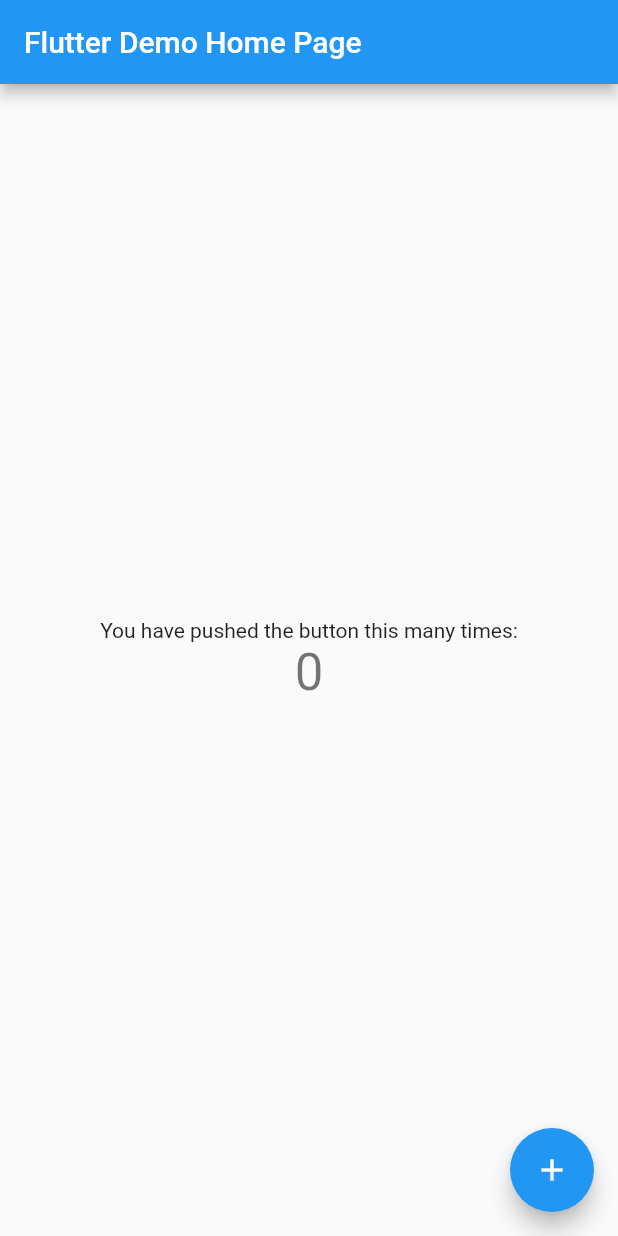
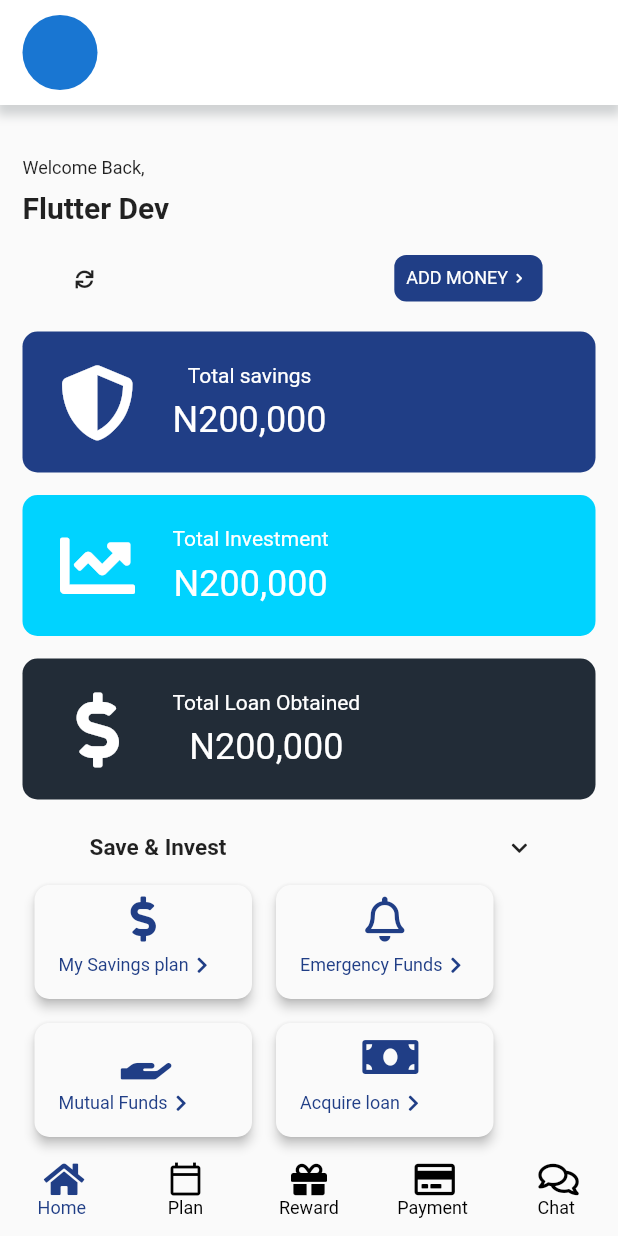
Before and after one commit to Odinachi/fortune, a Flutter app: the screen it shows after launch, on a phone screen of 412 x 824 dp. Run offline on Flutter 3.47's test engine with Material 2 defaults, Android fonts, the phone set to English and light mode, and no system bars; our stand-ins replace font_awesome_flutter.

Commit message:
Home Screen initial

```diff
--- /dev/null
+++ b/lib/custom_widgets/big_home_card.dart
@@ -0,0 +1,57 @@
+import 'package:flutter/material.dart';
+
+class HomeScreenLargeCard extends StatelessWidget {
+  final String amount;
+  final String title;
+  final Color color;
+  final IconData icon;
+
+  HomeScreenLargeCard(
+      {required this.title,
+      required this.icon,
+      required this.color,
+      required this.amount});
+  @override
+  Widget build(BuildContext context) {
+    return Padding(
+      padding: const EdgeInsets.only(bottom: 15.0),
+      child: Container(
+        decoration: BoxDecoration(
+          color: color,
+          borderRadius: BorderRadius.circular(10),
+        ),
+        child: Row(
+          children: [
+            Container(
+              width: 100,
+              child: Padding(
+                padding: const EdgeInsets.all(22.0),
+                child: Icon(
+                  icon,
+                  color: Colors.white,
+                  size: 50,
+                ),
+              ),
+            ),
+            Column(
+              mainAxisAlignment: MainAxisAlignment.start,
+              children: [
+                Padding(
+                  padding: const EdgeInsets.only(bottom: 8.0),
+                  child: Text(
+                    title,
+                    style: TextStyle(color: Colors.white, fontSize: 14),
+                  ),
+                ),
+                Text(
+                  amount,
+                  style: TextStyle(color: Colors.white, fontSize: 24),
+                ),
+              ],
+            )
+          ],
+        ),
+      ),
+    );
+  }
+}
--- /dev/null
+++ b/lib/custom_widgets/bottom_drawer.dart
@@ -0,0 +1,115 @@
+import 'package:flutter/material.dart';
+import 'package:font_awesome_flutter/font_awesome_flutter.dart';
+import 'package:fortune/state_management/drawer_state_manager.dart';
+import 'package:provider/provider.dart';
+
+class BottomDrawer extends StatelessWidget {
+  @override
+  Widget build(BuildContext context) {
+    int index = Provider.of<DrawerState>(context).currentIndex;
+
+    return Container(
+      decoration: BoxDecoration(
+        borderRadius: BorderRadius.only(
+          topLeft: Radius.circular(10),
+          topRight: Radius.circular(10),
+        ),
+      ),
+      height: 50,
+      child: Row(
+        children: [
+          Expanded(
+            child: GestureDetector(
+              onTap: () =>
+                  Provider.of<DrawerState>(context, listen: false).setIndex(0),
+              child: Column(
+                children: [
+                  Icon(FontAwesomeIcons.home,
+                      color: index == 0 ? Color(0xff203E86) : Colors.black),
+                  Text(
+                    'Home',
+                    style: TextStyle(
+                        fontSize: 12,
+                        color: index == 0 ? Color(0xff203E86) : Colors.black),
+                  ),
+                ],
+              ),
+            ),
+          ),
+          Expanded(
+            child: GestureDetector(
+              onTap: () =>
+                  Provider.of<DrawerState>(context, listen: false).setIndex(1),
+              child: Column(
+                children: [
+                  Icon(Icons.calendar_today_outlined,
+                      color: index == 1 ? Color(0xff203E86) : Colors.black),
+                  Text(
+                    'Plan',
+                    style: TextStyle(
+                        fontSize: 12,
+                        color: index == 1 ? Color(0xff203E86) : Colors.black),
+                  ),
+                ],
+              ),
+            ),
+          ),
+          Expanded(
+            child: GestureDetector(
+              onTap: () =>
+                  Provider.of<DrawerState>(context, listen: false).setIndex(2),
+              child: Column(
+                children: [
+                  Icon(FontAwesomeIcons.gift,
+                      color: index == 2 ? Color(0xff203E86) : Colors.black),
+                  Text(
+                    'Reward',
+                    style: TextStyle(
+                        fontSize: 12,
+                        color: index == 2 ? Color(0xff203E86) : Colors.black),
+                  ),
+                ],
+              ),
+            ),
+          ),
+          Expanded(
+            child: GestureDetector(
+              onTap: () =>
+                  Provider.of<DrawerState>(context, listen: false).setIndex(3),
+              child: Column(
+                children: [
+                  Icon(FontAwesomeIcons.creditCard,
+                      color: index == 3 ? Color(0xff203E86) : Colors.black),
+                  Text(
+                    'Payment',
+                    style: TextStyle(
+                        fontSize: 12,
+                        color: index == 3 ? Color(0xff203E86) : Colors.black),
+                  ),
+                ],
+              ),
+            ),
+          ),
+          Expanded(
+            child: GestureDetector(
+              onTap: () =>
+                  Provider.of<DrawerState>(context, listen: false).setIndex(4),
+              child: Column(
+                children: [
+                  Icon(FontAwesomeIcons.comments,
+                      color: index == 4 ? Color(0xff203E86) : Colors.black),
+                  Text(
+                    'Chat',
+                    style: TextStyle(
+                        fontSize: 12,
+                        color: index == 4 ? Color(0xff203E86) : Colors.black),
+                  ),
+                ],
+              ),
+            ),
+          ),
+        ],
+      ),
+    );
+  }
+}
--- /dev/null
+++ b/lib/custom_widgets/custom_button.dart
@@ -0,0 +1,35 @@
+import 'package:flutter/material.dart';
+import 'package:font_awesome_flutter/font_awesome_flutter.dart';
+
+class CustomButton extends StatelessWidget {
+  final String buttonName;
+  CustomButton({required this.buttonName});
+  @override
+  Widget build(BuildContext context) {
+    return Container(
+      decoration: BoxDecoration(
+        color: Color(0xff203E86),
+        borderRadius: BorderRadius.circular(8),
+      ),
+      child: Padding(
+        padding: const EdgeInsets.all(8.0),
+        child: Row(
+          children: [
+            Text(
+              buttonName,
+              style: TextStyle(color: Colors.white, fontSize: 12),
+            ),
+            Padding(
+              padding: const EdgeInsets.all(4.0),
+              child: Icon(
+                FontAwesomeIcons.chevronRight,
+                color: Colors.white,
+                size: 7,
+              ),
+            )
+          ],
+        ),
+      ),
+    );
+  }
+}
--- /dev/null
+++ b/lib/custom_widgets/home_divider.dart
@@ -0,0 +1,30 @@
+import 'package:flutter/material.dart';
+import 'package:font_awesome_flutter/font_awesome_flutter.dart';
+
+class HomeScreenDivider extends StatelessWidget {
+  final String text;
+  HomeScreenDivider({required this.text});
+
+  @override
+  Widget build(BuildContext context) {
+    return Padding(
+      padding: const EdgeInsets.only(top: 8.0, bottom: 8.0),
+      child: Row(
+        mainAxisAlignment: MainAxisAlignment.spaceEvenly,
+        children: [
+          Text(
+            text,
+            style: TextStyle(fontSize: 15, fontWeight: FontWeight.bold),
+          ),
+          SizedBox(
+            width: 100,
+          ),
+          Icon(
+            FontAwesomeIcons.chevronDown,
+            size: 12,
+          )
+        ],
+      ),
+    );
+  }
+}
--- /dev/null
+++ b/lib/custom_widgets/small_home_card.dart
@@ -0,0 +1,57 @@
+import 'package:flutter/material.dart';
+import 'package:font_awesome_flutter/font_awesome_flutter.dart';
+
+class HomeScreenSmallCard extends StatelessWidget {
+  final IconData icon;
+  final String itemName;
+  HomeScreenSmallCard({required this.icon, required this.itemName});
+
+  @override
+  Widget build(BuildContext context) {
+    return Padding(
+      padding: const EdgeInsets.all(8.0),
+      child: Container(
+        width: 145,
+        child: Material(
+          elevation: 3,
+          borderRadius: BorderRadius.circular(10),
+          child: Padding(
+            padding: const EdgeInsets.all(8.0),
+            child: Column(
+              crossAxisAlignment: CrossAxisAlignment.center,
+              children: [
+                Icon(
+                  icon,
+                  size: 30,
+                  color: Color(0xff203E86),
+                ),
+                Padding(
+                  padding: const EdgeInsets.all(8.0),
+                  child: Row(
+                    children: [
+                      Text(
+                        itemName,
+                        style: TextStyle(
+                          fontSize: 12,
+                          color: Color(0xff203E86),
+                        ),
+                      ),
+                      SizedBox(
+                        width: 3,
+                      ),
+                      Icon(
+                        FontAwesomeIcons.chevronRight,
+                        size: 12,
+                        color: Color(0xff203E86),
+                      ),
+                    ],
+                  ),
+                )
+              ],
+            ),
+          ),
+        ),
+      ),
+    );
+  }
+}
--- a/lib/main.dart
+++ b/lib/main.dart
@@ -1,113 +1,49 @@
 import 'package:flutter/material.dart';
+import 'package:fortune/custom_widgets/bottom_drawer.dart';
+import 'package:fortune/screens/chat_screen.dart';
+import 'package:fortune/screens/home_Screen.dart';
+import 'package:fortune/screens/payment_screen.dart';
+import 'package:fortune/screens/plan_screen.dart';
+import 'package:fortune/screens/reward_screen.dart';
+import 'package:fortune/state_management/drawer_state_manager.dart';
+import 'package:provider/provider.dart';
 
 void main() {
-  runApp(MyApp());
+  Provider.debugCheckInvalidValueType = null;
+  runApp(
+    MultiProvider(
+      providers: [
+        ChangeNotifierProvider<DrawerState>(
+          create: (_) => DrawerState(),
+        ),
+      ],
+      child: MyApp(),
+    ),
+  );
 }
 
 class MyApp extends StatelessWidget {
-  // This widget is the root of your application.
-  @override
-  Widget build(BuildContext context) {
-    return MaterialApp(
-      title: 'Flutter Demo',
-      theme: ThemeData(
-        // This is the theme of your application.
-        //
-        // Try running your application with "flutter run". You'll see the
-        // application has a blue toolbar. Then, without quitting the app, try
-        // changing the primarySwatch below to Colors.green and then invoke
-        // "hot reload" (press "r" in the console where you ran "flutter run",
-        // or simply save your changes to "hot reload" in a Flutter IDE).
-        // Notice that the counter didn't reset back to zero; the application
-        // is not restarted.
-        primarySwatch: Colors.blue,
-      ),
-      home: MyHomePage(title: 'Flutter Demo Home Page'),
-    );
-  }
-}
-
-class MyHomePage extends StatefulWidget {
-  MyHomePage({Key? key, required this.title}) : super(key: key);
-
-  // This widget is the home page of your application. It is stateful, meaning
-  // that it has a State object (defined below) that contains fields that affect
-  // how it looks.
-
-  // This class is the configuration for the state. It holds the values (in this
-  // case the title) provided by the parent (in this case the App widget) and
-  // used by the build method of the State. Fields in a Widget subclass are
-  // always marked "final".
-
-  final String title;
-
-  @override
-  _MyHomePageState createState() => _MyHomePageState();
-}
-
-class _MyHomePageState extends State<MyHomePage> {
-  int _counter = 0;
-
-  void _incrementCounter() {
-    setState(() {
-      // This call to setState tells the Flutter framework that something has
-      // changed in this State, which causes it to rerun the build method below
-      // so that the display can reflect the updated values. If we changed
-      // _counter without calling setState(), then the build method would not be
-      // called again, and so nothing would appear to happen.
-      _counter++;
-    });
+  Widget getDrawerPage(int index) {
+    if (index == 1) {
+      return PlanScreen();
+    } else if (index == 2) {
+      return RewardScreen();
+    } else if (index == 3) {
+      return PaymentScreen();
+    } else if (index == 4) {
+      return ChatScreen();
+    } else {
+      return HomeScreen();
+    }
   }
 
   @override
   Widget build(BuildContext context) {
-    // This method is rerun every time setState is called, for instance as done
-    // by the _incrementCounter method above.
-    //
-    // The Flutter framework has been optimized to make rerunning build methods
-    // fast, so that you can just rebuild anything that needs updating rather
-    // than having to individually change instances of widgets.
-    return Scaffold(
-      appBar: AppBar(
-        // Here we take the value from the MyHomePage object that was created by
-        // the App.build method, and use it to set our appbar title.
-        title: Text(widget.title),
+    return MaterialApp(
+      home: Scaffold(
+        bottomNavigationBar: BottomDrawer(),
+        body: getDrawerPage(Provider.of<DrawerState>(context).currentIndex),
       ),
-      body: Center(
-        // Center is a layout widget. It takes a single child and positions it
-        // in the middle of the parent.
-        child: Column(
-          // Column is also a layout widget. It takes a list of children and
-          // arranges them vertically. By default, it sizes itself to fit its
-          // children horizontally, and tries to be as tall as its parent.
-          //
-          // Invoke "debug painting" (press "p" in the console, choose the
-          // "Toggle Debug Paint" action from the Flutter Inspector in Android
-          // Studio, or the "Toggle Debug Paint" command in Visual Studio Code)
-          // to see the wireframe for each widget.
-          //
-          // Column has various properties to control how it sizes itself and
-          // how it positions its children. Here we use mainAxisAlignment to
-          // center the children vertically; the main axis here is the vertical
-          // axis because Columns are vertical (the cross axis would be
-          // horizontal).
-          mainAxisAlignment: MainAxisAlignment.center,
-          children: <Widget>[
-            Text(
-              'You have pushed the button this many times:',
-            ),
-            Text(
-              '$_counter',
-              style: Theme.of(context).textTheme.headline4,
-            ),
-          ],
-        ),
-      ),
-      floatingActionButton: FloatingActionButton(
-        onPressed: _incrementCounter,
-        tooltip: 'Increment',
-        child: Icon(Icons.add),
-      ), // This trailing comma makes auto-formatting nicer for build methods.
     );
   }
 }
--- /dev/null
+++ b/lib/screens/chat_screen.dart
@@ -0,0 +1,12 @@
+import 'package:flutter/material.dart';
+
+class ChatScreen extends StatelessWidget {
+  @override
+  Widget build(BuildContext context) {
+    return Center(
+      child: Container(
+        child: Text('chat screen'),
+      ),
+    );
+  }
+}
--- /dev/null
+++ b/lib/screens/home_Screen.dart
@@ -0,0 +1,181 @@
+import 'package:flutter/material.dart';
+import 'package:font_awesome_flutter/font_awesome_flutter.dart';
+import 'package:fortune/custom_widgets/big_home_card.dart';
+import 'package:fortune/custom_widgets/custom_button.dart';
+import 'package:fortune/custom_widgets/home_divider.dart';
+import 'package:fortune/custom_widgets/small_home_card.dart';
+
+class HomeScreen extends StatelessWidget {
+  @override
+  Widget build(BuildContext context) {
+    return SafeArea(
+      child: Stack(
+        children: [
+          Positioned(
+            child: SingleChildScrollView(
+              child: Padding(
+                padding: const EdgeInsets.all(15.0),
+                child: Column(
+                  crossAxisAlignment: CrossAxisAlignment.start,
+                  children: [
+                    Container(
+                      height: 90,
+                    ),
+                    Text(
+                      'Welcome Back,',
+                      style: TextStyle(fontSize: 12),
+                    ),
+                    SizedBox(
+                      height: 8,
+                    ),
+                    Text(
+                      'Flutter Dev',
+                      style:
+                          TextStyle(fontSize: 20, fontWeight: FontWeight.bold),
+                    ),
+                    SizedBox(
+                      height: 20,
+                    ),
+                    Row(
+                      mainAxisAlignment: MainAxisAlignment.spaceEvenly,
+                      children: [
+                        Icon(
+                          FontAwesomeIcons.sync,
+                          size: 12,
+                        ),
+                        SizedBox(
+                          width: 130,
+                        ),
+                        CustomButton(
+                          buttonName: 'ADD MONEY',
+                        ),
+                      ],
+                    ),
+                    SizedBox(
+                      height: 20,
+                    ),
+                    HomeScreenLargeCard(
+                      amount: 'N200,000',
+                      color: Color(0xff203E86),
+                      icon: FontAwesomeIcons.shieldAlt,
+                      title: 'Total savings',
+                    ),
+                    HomeScreenLargeCard(
+                      amount: 'N200,000',
+                      color: Color(0xff00D3FF),
+                      icon: FontAwesomeIcons.chartLine,
+                      title: 'Total Investment',
+                    ),
+                    HomeScreenLargeCard(
+                      amount: 'N200,000',
+                      color: Color(0xff222C37),
+                      icon: FontAwesomeIcons.dollarSign,
+                      title: 'Total Loan Obtained',
+                    ),
+                    HomeScreenDivider(
+                      text: 'Save & Invest',
+                    ),
+                    Row(
+                      children: [
+                        HomeScreenSmallCard(
+                          icon: FontAwesomeIcons.dollarSign,
+                          itemName: 'My Savings plan',
+                        ),
+                        HomeScreenSmallCard(
+                          icon: FontAwesomeIcons.bell,
+                          itemName: 'Emergency Funds',
+                        ),
+                      ],
+                    ),
+                    Row(
+                      children: [
+                        HomeScreenSmallCard(
+                          icon: FontAwesomeIcons.handHolding,
+                          itemName: 'Mutual Funds',
+                        ),
+                        HomeScreenSmallCard(
+                          icon: FontAwesomeIcons.moneyBill,
+                          itemName: 'Acquire loan',
+                        ),
+                      ],
+                    ),
+                    HomeScreenDivider(text: 'Refer'),
+                    Padding(
+                      padding: const EdgeInsets.only(bottom: 8.0, top: 8),
+                      child: Container(
+                        decoration: BoxDecoration(
+                          color: Color(0xff203E86),
+                          borderRadius: BorderRadius.circular(10),
+                        ),
+                        child: Padding(
+                          padding: const EdgeInsets.all(15.0),
+                          child: Column(
+                            crossAxisAlignment: CrossAxisAlignment.start,
+                            children: [
+                              Padding(
+                                padding: const EdgeInsets.only(bottom: 8.0),
+                                child: Icon(
+                                  FontAwesomeIcons.gift,
+                                  color: Colors.white,
+                                ),
+                              ),
+                              Padding(
+                                padding: const EdgeInsets.only(bottom: 6.0),
+                                child: Text(
+                                  'Get Free N250',
+                                  style: TextStyle(
+                                      fontSize: 16,
+                                      fontWeight: FontWeight.bold,
+                                      color: Colors.white),
+                                ),
+                              ),
+                              Text(
+                                'Refer and get paid for every friend you refer,signs up and saves using fortune.',
+                                style: TextStyle(
+                                  fontSize: 14,
+                                  color: Colors.white,
+                                ),
+                              )
+                            ],
+                          ),
+                        ),
+                      ),
+                    ),
+                    HomeScreenDivider(text: 'To-Do List'),
+                  ],
+                ),
+              ),
+            ),
+          ),
+          Align(
+            alignment: Alignment.topCenter,
+            child: Padding(
+              padding: const EdgeInsets.only(bottom: 15.0),
+              child: Container(
+                height: 70,
+                decoration: BoxDecoration(color: Colors.white, boxShadow: [
+                  BoxShadow(
+                    blurRadius: 5,
+                    spreadRadius: 2,
+                    offset: Offset(0, 5),
+                    color: Colors.blueGrey.shade900.withOpacity(0.2),
+                  )
+                ]),
+                child: Padding(
+                  padding: const EdgeInsets.only(left: 15.0),
+                  child: Row(
+                    children: [
+                      CircleAvatar(
+                        radius: 25,
+                      ),
+                    ],
+                  ),
+                ),
+              ),
+            ),
+          ),
+        ],
+      ),
+    );
+  }
+}
--- /dev/null
+++ b/lib/screens/payment_screen.dart
@@ -0,0 +1,12 @@
+import 'package:flutter/material.dart';
+
+class PaymentScreen extends StatelessWidget {
+  @override
+  Widget build(BuildContext context) {
+    return Center(
+      child: Container(
+        child: Text('payment screen'),
+      ),
+    );
+  }
+}
--- /dev/null
+++ b/lib/screens/plan_screen.dart
@@ -0,0 +1,12 @@
+import 'package:flutter/material.dart';
+
+class PlanScreen extends StatelessWidget {
+  @override
+  Widget build(BuildContext context) {
+    return Center(
+      child: Container(
+        child: Text('plan screen'),
+      ),
+    );
+  }
+}
--- /dev/null
+++ b/lib/screens/reward_screen.dart
@@ -0,0 +1,12 @@
+import 'package:flutter/material.dart';
+
+class RewardScreen extends StatelessWidget {
+  @override
+  Widget build(BuildContext context) {
+    return Center(
+      child: Container(
+        child: Text('reward screen'),
+      ),
+    );
+  }
+}
--- /dev/null
+++ b/lib/state_management/drawer_state_manager.dart
@@ -0,0 +1,13 @@
+import 'package:flutter/cupertino.dart';
+
+class DrawerState with ChangeNotifier {
+  int _Index = 0;
+
+  void setIndex(int index) {
+    _Index = index;
+    print(_Index);
+    notifyListeners();
+  }
+
+  int get currentIndex => _Index;
+}
--- a/pubspec.yaml
+++ b/pubspec.yaml
@@ -28,6 +28,8 @@ dependencies:
   # The following adds the Cupertino Icons font to your application.
   # Use with the CupertinoIcons class for iOS style icons.
   cupertino_icons: ^1.0.2
+  font_awesome_flutter: ^9.1.0
+  provider: ^5.0.0
 
 dev_dependencies:
   flutter_test:
```
Also changed, not shown: pubspec.lock.
